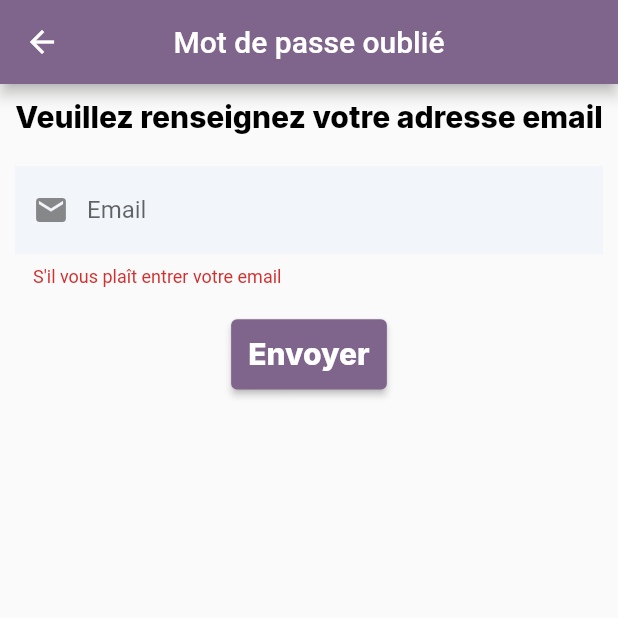
After one commit to jeanpierreaigbede/BestvoyageFlutter, a Flutter app: the ForgotPasswordPage screen opened directly, after a tap on "Envoyer", on a phone screen of 412 x 824 dp, the top half of it. The commit adds this screen. Run offline on Flutter 3.47's test engine with Material 2 defaults, Android fonts, the phone set to English and light mode, and no system bars; our stand-ins replace cloud_firestore, firebase_auth, firebase_core, firebase_storage, get, google_fonts and 4 more; missing offline and left inert: kkiapay_flutter_sdk; accounts and stored records are empty.

Commit message:
an other commit

```diff
--- a/lib/controllers/authController.dart
+++ b/lib/controllers/authController.dart
@@ -139,5 +139,9 @@ class AuthController extends GetxController{
     }
   }
 
+  Future<void> sendPasswordResetEmail(String email) async {
+    await FirebaseAuth.instance.sendPasswordResetEmail(email: email);
+  }
+
 
 }
--- a/lib/models/ticket.dart
+++ b/lib/models/ticket.dart
@@ -45,8 +45,10 @@ class Ticket {
     "date":ticket.date,
     "info":ticket.info,
       "transactionId":ticket.transactionId,
-    "nombre_de_place":ticket.heure,
-      "image":ticket.image
+    "nombre_de_place":ticket.nombre_de_place,
+      "heure":ticket.heure,
+      "image":ticket.image,
+      "createAt":ticket.createAt
   };
   }
 }
--- a/lib/screens/auth/login_page.dart
+++ b/lib/screens/auth/login_page.dart
@@ -1,5 +1,6 @@
 import 'package:bestvoyage/controllers/authController.dart';
 import 'package:bestvoyage/screens/auth/register_page.dart';
+import 'package:bestvoyage/screens/others/forgot_password.dart';
 import 'package:bestvoyage/utils/app_colors.dart';
 import 'package:bestvoyage/utils/asset_image_name.dart';
 import 'package:bestvoyage/utils/dimensions.dart';
@@ -204,7 +205,7 @@ class _LoginPageState extends State<LoginPage> {
                                   }, child: SmallText(text: 'Avez-vous un compte? Créer un compte',isCenter: true,size: Dimensions.fontText15*0.8,),),
 
                                   TextButton(onPressed: (){
-
+                                  Get.to(()=>ForgotPasswordPage());
                                   }, child: BigText(text: "Mot de passe oublié?",color: Colors.purple,isCenter: true,size: Dimensions.fontText15*0.8,))
                                 ],
                               )
--- a/lib/screens/others/agence.dart
+++ b/lib/screens/others/agence.dart
@@ -102,7 +102,7 @@ class _AgencePageState extends State<AgencePage> {
                                 color: Colors.white,
                                 borderRadius: BorderRadius.all(Radius.circular(Dimensions.widtht20)),
                                 image: DecorationImage(
-                                    image: AssetImage(ImagesName.station),
+                                    image: NetworkImage(agenceController.agences[index].image!),
                                     fit: BoxFit.cover
                                 )
                             ),),
--- /dev/null
+++ b/lib/screens/others/forgot_password.dart
@@ -0,0 +1,91 @@
+import 'package:bestvoyage/screens/auth/login_page.dart';
+import 'package:flutter/material.dart';
+import 'package:get/get.dart';
+
+import '../../controllers/authController.dart';
+import '../../utils/app_colors.dart';
+import '../../utils/dimensions.dart';
+import '../../widget/bigText.dart';
+
+
+class ForgotPasswordPage extends StatefulWidget {
+  @override
+  _ForgotPasswordPageState createState() => _ForgotPasswordPageState();
+}
+
+class _ForgotPasswordPageState extends State<ForgotPasswordPage> {
+  AuthController authController = Get.find();
+  final _formKey = GlobalKey<FormState>();
+  final TextEditingController _emailController = TextEditingController();
+
+  @override
+  Widget build(BuildContext context) {
+    return Scaffold(
+      appBar: AppBar(
+        backgroundColor: AppColors.appBarBacmkground,
+        title: Text('Mot de passe oublié'),
+        centerTitle: true,
+      ),
+      body: Padding(
+        padding: const EdgeInsets.all(10.0),
+        child: Form(
+          key: _formKey,
+          child: Column(
+            children: [
+              BigText(text: "Veuillez renseignez votre adresse email"),
+              SizedBox(height: Dimensions.height20,),
+              TextFormField(
+                controller: _emailController,
+                style: const TextStyle(
+                    decoration: TextDecoration.none
+                ),
+                decoration: InputDecoration(
+                    border: InputBorder.none,
+                    prefixIcon: const Icon(Icons.email),
+                    filled: true,
+                    fillColor: AppColors.ligneBackgrouund,
+                    labelText: 'Email',
+                    hintText: 'email'
+                ),
+                validator: (value) {
+                  if (value!.isEmpty) {
+                    return 'S\'il vous plaît entrer votre email';
+                  }
+                  return null;
+                },
+              ),
+              SizedBox(height: Dimensions.height20,),
+              ElevatedButton(
+                style: ElevatedButton.styleFrom(
+                    padding: EdgeInsets.all(Dimensions.widtht10),
+                    backgroundColor: AppColors.appBarBacmkground
+                ),
+                onPressed: () async {
+                  if (_formKey.currentState!.validate()) {
+                    try {
+                      await authController.sendPasswordResetEmail(_emailController.text);
+                      //Get.snackbar("Mot de passe oublié", "Un lien de réinitialisation de mot de passe a été envoyé à votre adresse email");
+                      Get.defaultDialog(
+                          title: "Réinitilisation",
+                          content: BigText(text: "Un lien de réinitialisation de mot de passe a été envoyé à votre adresse email"),
+                          confirm: InkWell(
+                            onTap: (){
+                              Get.offAll(()=>LoginPage());
+                            },
+                            child: BigText(text: "Ok",),
+                          )
+                      );
+                    } catch (e) {
+                      Get.snackbar("", 'Erreur lors de l\'envoi du courriel: $e');
+                    }
+                  }
+                },
+                child: BigText(text:'Envoyer', color: Colors.white,),
+              ),
+            ],
+          ),
+        ),
+      ),
+    );
+  }
+}
--- a/lib/screens/others/lignes.dart
+++ b/lib/screens/others/lignes.dart
@@ -1,6 +1,7 @@
 import 'package:bestvoyage/screens/auth/login_page.dart';
 import 'package:bestvoyage/screens/home/homePage.dart';
 import 'package:bestvoyage/screens/others/agence.dart';
+import 'package:bestvoyage/screens/others/tickets.dart';
 import 'package:firebase_auth/firebase_auth.dart';
 import 'package:bestvoyage/controllers/ligneController.dart';
 import 'package:bestvoyage/screens/home/treserverApp.dart';
@@ -251,7 +252,7 @@ class _LignePageState extends State<LignePage> {
                 }, child: SmallText(text: "Nos Lignes",isCenter: false,)),
               Divider(height: 20,color: Colors.black,),
               TextButton(onPressed: (){
-
+                Get.to(()=>TicketPage(),transition: Transition.leftToRight);
               }, child: SmallText(text: "Vos tickets",isCenter: false,)),
               Divider(height: 20,color: Colors.black,),
               TextButton(onPressed: (){
--- a/lib/utils/constanst.dart
+++ b/lib/utils/constanst.dart
@@ -4,6 +4,7 @@ class Constants{
   static const USERS = "Users";
   static const AGENCES = "Agences";
   static const LIGNE  = "Lignes";
+  static const TICKET = "Ticket";
 
   // For SharedPreferences
 
@@ -12,5 +13,4 @@ class Constants{
   static const FIRST_NAME = "firstName";
   static const USER_UID = "uid";
   static const EMAIL = "email";
-  static const TICKET = "Ticket";
 }
--- a/lib/widget/smallText.dart
+++ b/lib/widget/smallText.dart
@@ -6,14 +6,14 @@ class SmallText extends StatelessWidget {
   double size;
   bool isCenter;
   int maxLine;
-  SmallText({Key? key,required this.text, this.color = Colors.black,this.size = 18,this.isCenter = false,this.maxLine=1}) : super(key: key);
+  SmallText({Key? key,required this.text, this.color = Colors.black,this.size = 18,this.isCenter = false,this.maxLine=10}) : super(key: key);
   @override
   Widget build(BuildContext context) {
     return Text(text,
       maxLines: maxLine,
       style: GoogleFonts.inter(
           fontSize: size,
-          fontWeight: FontWeight.w600,
+          fontWeight: FontWeight.w500,
           color: color,
       ),
     textAlign: isCenter ?TextAlign.center:TextAlign.left,);
--- a/pubspec.yaml
+++ b/pubspec.yaml
@@ -31,6 +31,7 @@ environment:
 dependencies:
   flutter:
     sdk: flutter
+  get:
   google_fonts:
   intl_phone_number_input:
   quickalert:
@@ -43,6 +44,7 @@ dependencies:
   qr_flutter:
   permission_handler:
   firebase_storage:
+  intl:
 
   # The following adds the Cupertino Icons font to your application.
   # Use with the CupertinoIcons class for iOS style icons.
@@ -51,7 +53,7 @@ dependencies:
 dev_dependencies:
   flutter_test:
     sdk: flutter
-  get:
+
 
   # The "flutter_lints" package below contains a set of recommended lints to
   # encourage good coding practices. The lint set provided by the package is
```
Also changed, not shown: lib/controllers/ticket_controller.dart (added, +35 -0 lines), lib/models/agence.dart (+4 -3 lines), lib/screens/home/treserverApp.dart (+26 -4 lines), lib/screens/others/success.dart (+14 -5 lines), lib/screens/others/tickets.dart (added, +138 -0 lines), pubspec.lock.
